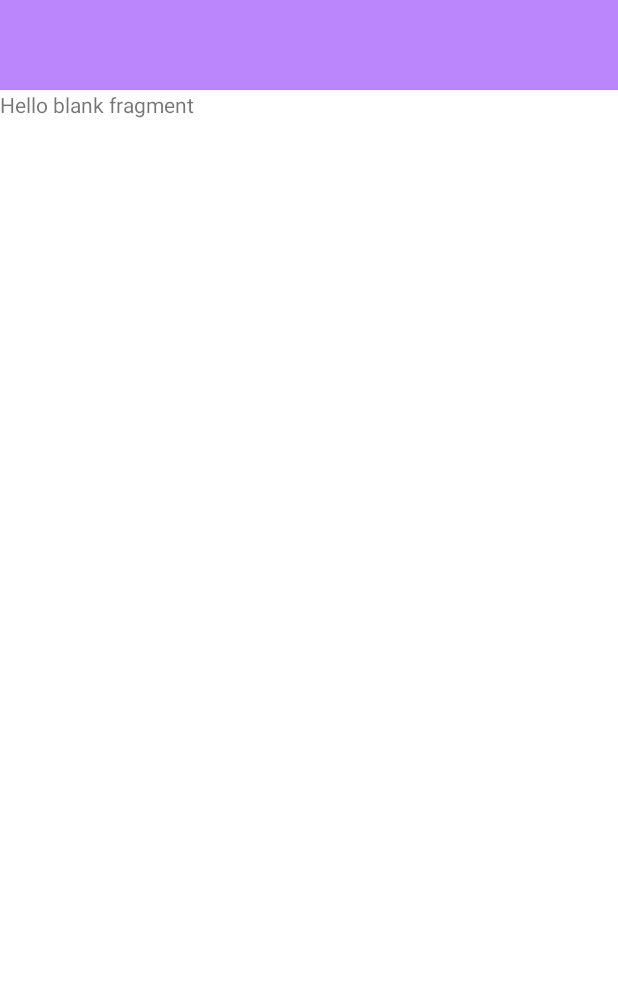
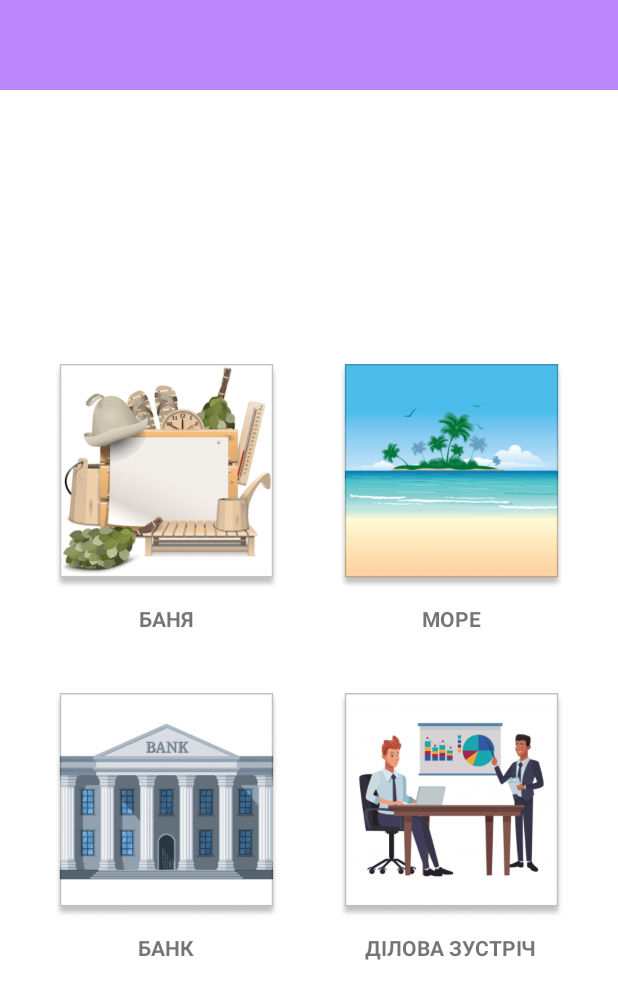
Before and after one commit to YevheniiSych/BetAccountant, an Android app: the ThirdLevel screen opened through its navigation route, on a phone screen of 412 x 824 dp. Shown: the top 999 px of the screen. Run offline under Robolectric (Android 15) with nearby library versions, the phone set to English and light mode, and no system bars.

Commit message:
Third level ui completed.

```diff
--- a/app/src/main/res/layout/fragment_image_question_level.xml
+++ b/app/src/main/res/layout/fragment_image_question_level.xml
@@ -18,7 +18,7 @@
         app:layout_constraintTop_toTopOf="parent"
         app:layout_constraintVertical_bias="0.023"
         app:layout_constraintWidth_percent="0.9"
-        android:textSize="16sp"/>
+        android:textSize="20sp"/>
 
     <ImageView
         android:id="@+id/questionImg"
--- a/app/src/main/res/layout/fragment_third_level.xml
+++ b/app/src/main/res/layout/fragment_third_level.xml
@@ -5,10 +5,68 @@
     android:layout_height="match_parent"
     tools:context=".fragment.ThirdLevel">
 
-    <!-- TODO: Update blank fragment layout -->
-    <TextView
-        android:layout_width="match_parent"
-        android:layout_height="match_parent"
-        android:text="@string/hello_blank_fragment" />
+    <GridLayout
+        android:layout_width="wrap_content"
+        android:layout_height="wrap_content"
+        android:layout_gravity="center"
+        android:columnCount="2"
+        tools:ignore="UselessParent">
 
+        <LinearLayout
+            android:id="@+id/bathContainer"
+            style="@style/thirdLevelItemsStyle">
+
+            <ImageView
+                style="@style/thirdLevelItemImageStyle"
+                android:src="@drawable/bath" />
+
+            <TextView
+                style="@style/thirdLevelItemTextStyle"
+                android:text="@string/bath" />
+
+        </LinearLayout>
+
+        <LinearLayout
+            android:id="@+id/seaContainer"
+            style="@style/thirdLevelItemsStyle">
+
+            <ImageView
+                style="@style/thirdLevelItemImageStyle"
+                android:src="@drawable/sea" />
+
+            <TextView
+                style="@style/thirdLevelItemTextStyle"
+                android:text="@string/sea" />
+
+        </LinearLayout>
+
+        <LinearLayout
+            android:id="@+id/bankContainer"
+            style="@style/thirdLevelItemsStyle">
+
+            <ImageView
+                style="@style/thirdLevelItemImageStyle"
+                android:src="@drawable/bank" />
+
+            <TextView
+                style="@style/thirdLevelItemTextStyle"
+                android:text="@string/bank" />
+
+        </LinearLayout>
+
+        <LinearLayout
+            android:id="@+id/businessMeetingContainer"
+            style="@style/thirdLevelItemsStyle">
+
+            <ImageView
+                style="@style/thirdLevelItemImageStyle"
+                android:src="@drawable/business_meeting" />
+
+            <TextView
+                style="@style/thirdLevelItemTextStyle"
+                android:text="@string/business_meeting" />
+
+        </LinearLayout>
+
+    </GridLayout>
 </FrameLayout>
--- a/app/src/main/res/values/strings.xml
+++ b/app/src/main/res/values/strings.xml
@@ -8,7 +8,11 @@
     <string name="completed_levels">Рівень %d/8</string>
     <string name="answer">Відповісти</string>
     <string name="input_answer">Ввести відповідь</string>
-    <string name="first_level_question">Допоможи БетБухгалтеру скласти баланс.\nСкільки БетБухгалтер має активів?</string>
-    <string name="second_level_question">Допоможи БетБухгалтеру скласти баланс.\nСкільки БетБухгалтер має пасивів?</string>
+    <string name="first_level_question">Допоможи БетБухгалтеру скласти баланс. Скільки БетБухгалтер має активів?</string>
+    <string name="second_level_question">Допоможи БетБухгалтеру скласти баланс. Скільки БетБухгалтер має пасивів?</string>
     <string name="unexpected_error">Unexpected error</string>
+    <string name="bath">Баня</string>
+    <string name="sea">Море</string>
+    <string name="bank">Банк</string>
+    <string name="business_meeting">Ділова зустріч</string>
 </resources>
--- /dev/null
+++ b/app/src/main/res/values/styles.xml
@@ -0,0 +1,24 @@
+<?xml version="1.0" encoding="utf-8"?>
+<resources>
+
+    <style name="thirdLevelItemsStyle">
+        <item name="android:layout_width">wrap_content</item>
+        <item name="android:layout_height">wrap_content</item>
+        <item name="android:orientation">vertical</item>
+        <item name="android:layout_margin">20dp</item>
+        <item name="android:gravity">center</item>
+    </style>
+
+    <style name="thirdLevelItemImageStyle">
+        <item name="android:layout_width">150dp</item>
+        <item name="android:layout_height">150dp</item>
+    </style>
+
+    <style name="thirdLevelItemTextStyle">
+        <item name="android:layout_width">wrap_content</item>
+        <item name="android:layout_height">wrap_content</item>
+        <item name="android:layout_marginTop">10dp</item>
+        <item name="android:textAllCaps">true</item>
+        <item name="android:textStyle">bold</item>
+    </style>
+</resources>
```
Also changed, not shown: app/src/main/res/drawable-ldpi/bank.png (added), app/src/main/res/drawable-ldpi/bath.png (added), app/src/main/res/drawable-ldpi/business_meeting.png (added), app/src/main/res/drawable-ldpi/sea.png (added).
